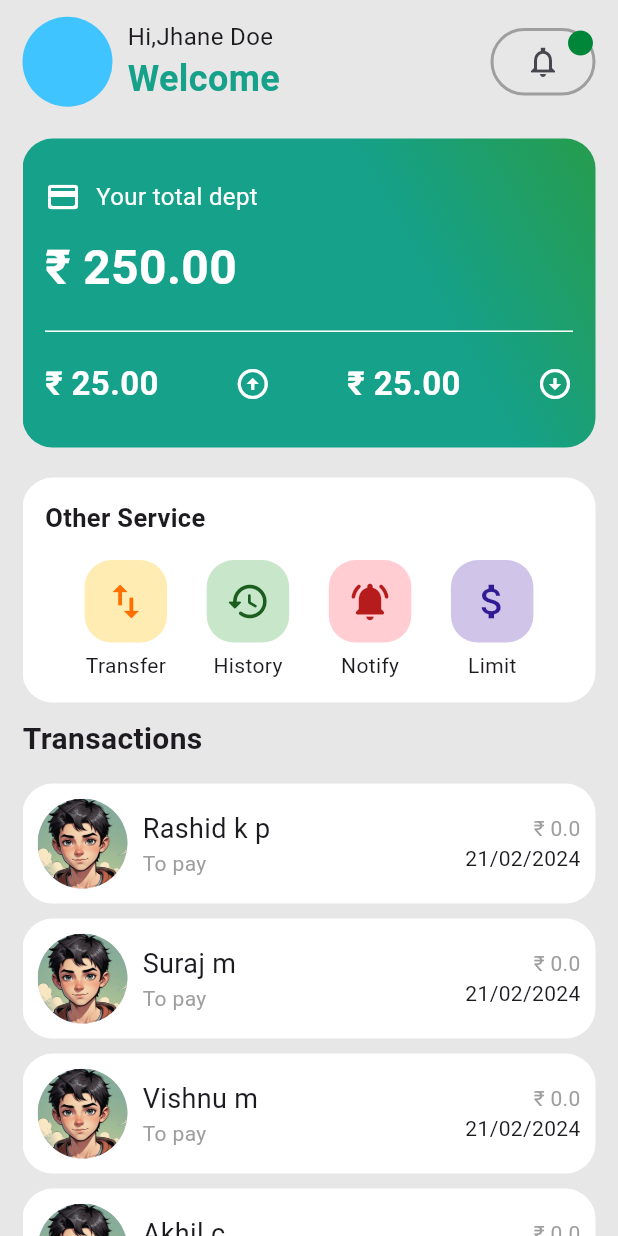
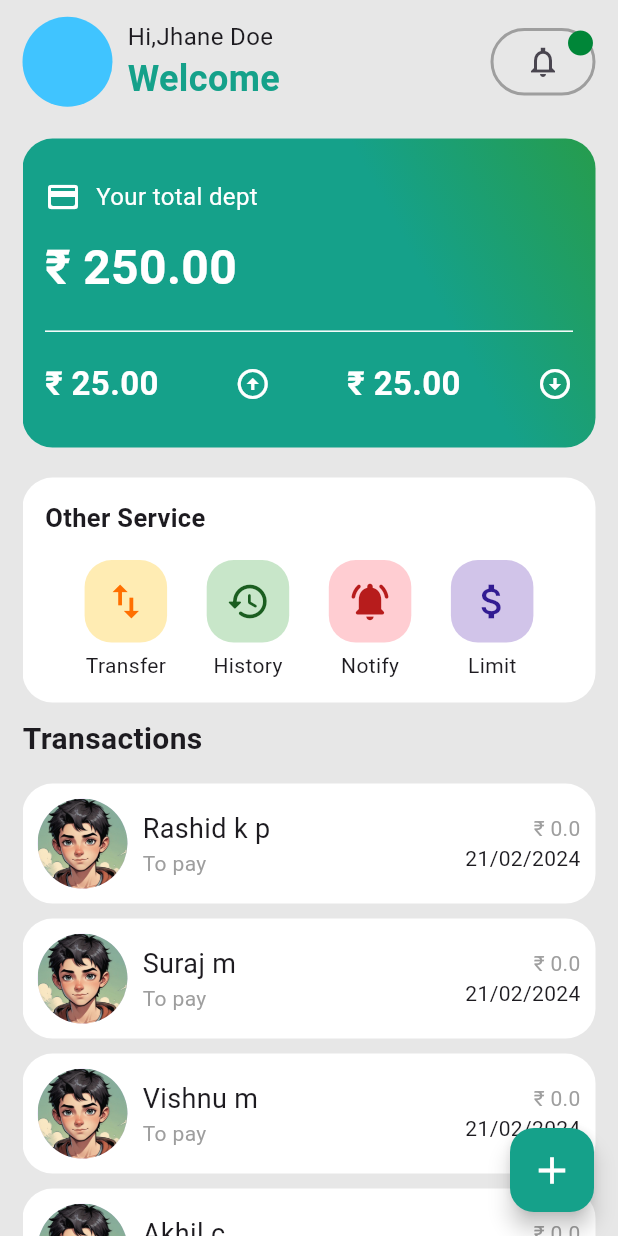
Before and after one commit to Shibin-Oh-Yes/Money-Track, a Flutter app: the screen it shows after launch, on a phone screen of 412 x 824 dp. Run offline on Flutter 3.47's test engine with Material 3 defaults, Android fonts, the light colour scheme and no system bars; our stand-ins replace flutter_svg.

Commit message:
provider included

```diff
--- a/lib/backend/transaction.dart
+++ b/lib/backend/transaction.dart
@@ -1,4 +1,6 @@
-class UserList {
+import 'package:flutter/material.dart';
+
+class UserList extends ChangeNotifier {
   static List<UserInfo> currentusers = [
     UserInfo(nameofuser: 'Rashid k p', ismerchant: false),
     UserInfo(nameofuser: 'Suraj m', ismerchant: false),
@@ -8,7 +10,7 @@ class UserList {
   ];
 }
 
-class UserInfo {
+class UserInfo extends ChangeNotifier {
   late String nameofuser;
   late bool ismerchant;
   bool ispaid = false;
--- a/lib/pages/home_page.dart
+++ b/lib/pages/home_page.dart
@@ -189,6 +189,12 @@ class _HomePageState extends State<HomePage> {
           ],
         ),
       )),
+      floatingActionButton: FloatingActionButton(
+        backgroundColor: ColorPalette.primaryclr,
+        child: const Icon(Icons.add,color: Colors.white,size: 30,),
+        onPressed: (){
+
+      }),
     );
   }
 }
--- a/lib/pages/user_page.dart
+++ b/lib/pages/user_page.dart
@@ -87,7 +87,7 @@ class _UserPageState extends State<UserPage> {
                         MaterialPageRoute(
                             builder: (context) => Addpage(
                                   listpass: (value) {
-                                     var newitem = BillCards(itemlist: value);
+                                    var newitem = BillCards(itemlist: value);
                                     widget.thisuser.billhistory?.add(newitem);
                                     Navigator.pop(context);
                                     setState(() {});
@@ -113,8 +113,7 @@ class _UserPageState extends State<UserPage> {
                                   listpass: (List<ItemBill> value) {
                                     var newitem = BillCards(itemlist: value);
                                     log(newitem.toString());
-                                    widget.thisuser.billhistory?.add(newitem);
-                                    Navigator.pop(context);
+                                    widget.thisuser.billhistory!.add(newitem);
                                     setState(() {});
                                   },
                                 )));
--- a/lib/widgets/billset.dart
+++ b/lib/widgets/billset.dart
@@ -20,7 +20,7 @@ class BillSet extends StatelessWidget {
         Container(
           padding: const EdgeInsets.all(15),
           width: double.maxFinite,
-          height: 35*itemhis!.length.toDouble(),
+          height: 55*itemhis!.length.toDouble(),
           decoration: BoxDecoration(
               color: Colors.white, borderRadius: BorderRadius.circular(20)),
           child: ListView.separated(itemBuilder: (context, index){
--- a/pubspec.yaml
+++ b/pubspec.yaml
@@ -36,6 +36,7 @@ dependencies:
   # Use with the CupertinoIcons class for iOS style icons.
   cupertino_icons: ^1.0.6
   flutter_svg: ^2.0.5
+  provider: ^6.1.2
 
 dev_dependencies:
   flutter_test:
```
Also changed, not shown: pubspec.lock.
